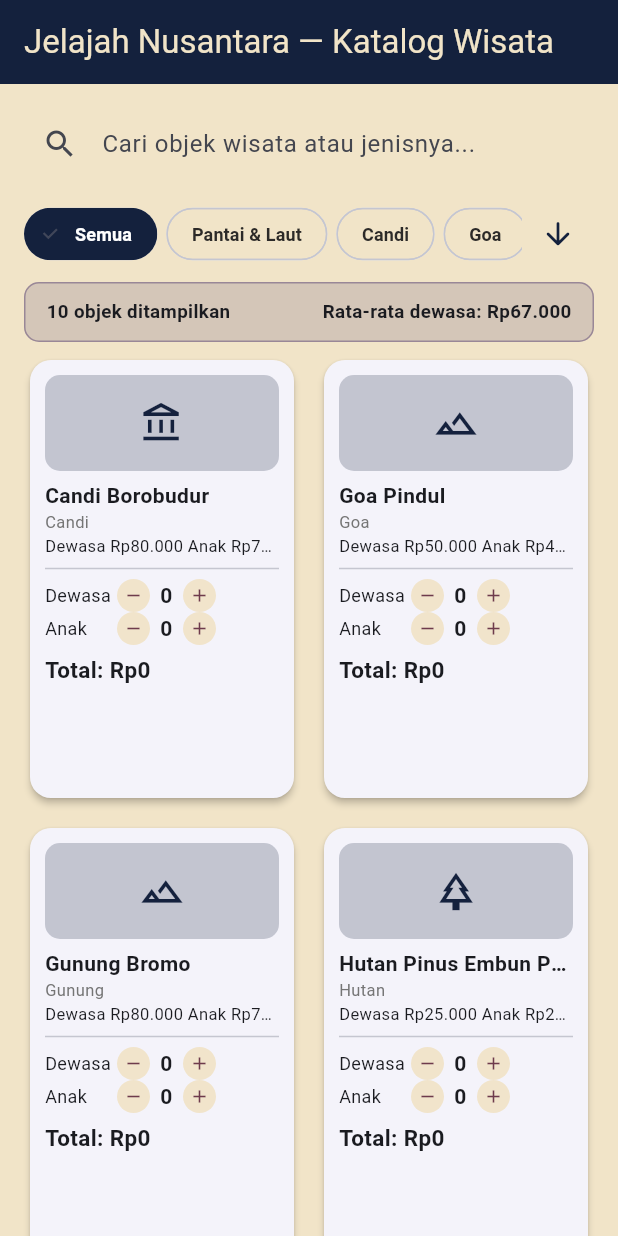
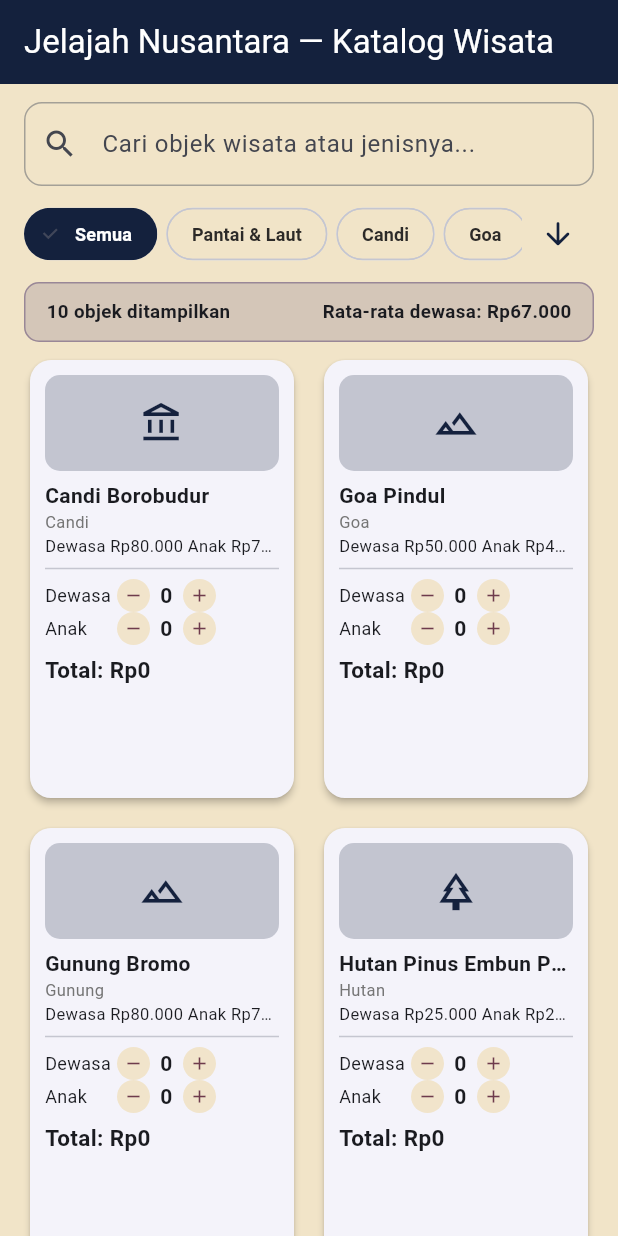
Before and after one commit to reirpl1/katalog_tiket_wisata, a Flutter app: the screen it shows after launch, on a phone screen of 412 x 824 dp. Run offline on Flutter 3.47's test engine with Material 3 defaults, Android fonts, the phone set to English and light mode, and no system bars.

Commit message:
Pengubahan warna teks di halaman utama

```diff
--- a/lib/pages/detail_wisata_page.dart
+++ b/lib/pages/detail_wisata_page.dart
@@ -13,9 +13,11 @@
   Widget build(BuildContext context) {
     return Scaffold(
       appBar: AppBar(
-        title: Text(data.namaObjek),
+        title: Text(
+          data.namaObjek,
+          style: const TextStyle(color: Colors.white)),
         backgroundColor: const Color(0xFF14213D), //navy
-        foregroundColor: const Color(0xFFF1E4C8), //sand
+        foregroundColor: const Color.fromARGB(255, 211, 190, 144), //sand
       ),
       body: ListView(
         padding: const EdgeInsets.all(20),
--- a/lib/pages/home_page.dart
+++ b/lib/pages/home_page.dart
@@ -80,7 +80,9 @@
 
     return Scaffold(
       appBar: AppBar(
-        title: const Text('Jelajah Nusantara — Katalog Wisata'),
+        title: const Text(
+          'Jelajah Nusantara — Katalog Wisata',
+          style: TextStyle(color: Colors.white)),
         backgroundColor: _navy,
         foregroundColor: _sand,
       ),
@@ -97,8 +99,16 @@
                 fillColor: _sand,
                 border: OutlineInputBorder(
                   borderRadius: BorderRadius.circular(12),
-                  borderSide: BorderSide.none,
+                  borderSide: BorderSide(color: _navy.withValues(alpha: 0.35), width: 1),
                 ),
+                enabledBorder: OutlineInputBorder(
+                  borderRadius: BorderRadius.circular(12),
+                  borderSide: BorderSide(color: _navy.withValues(alpha: 0.35), width: 1),
+                ),
+                focusedBorder: OutlineInputBorder(
+                  borderRadius: BorderRadius.circular(12),
+                  borderSide: BorderSide(color: _navy, width: 1.5)
+                )
               ),
             ),
           ),
```
